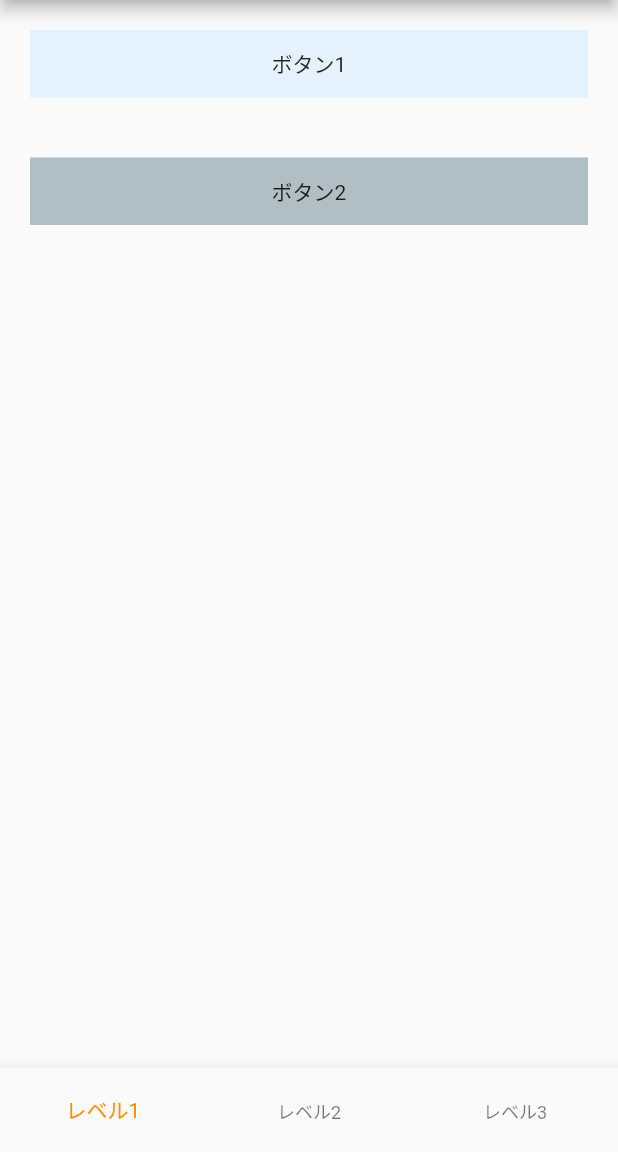
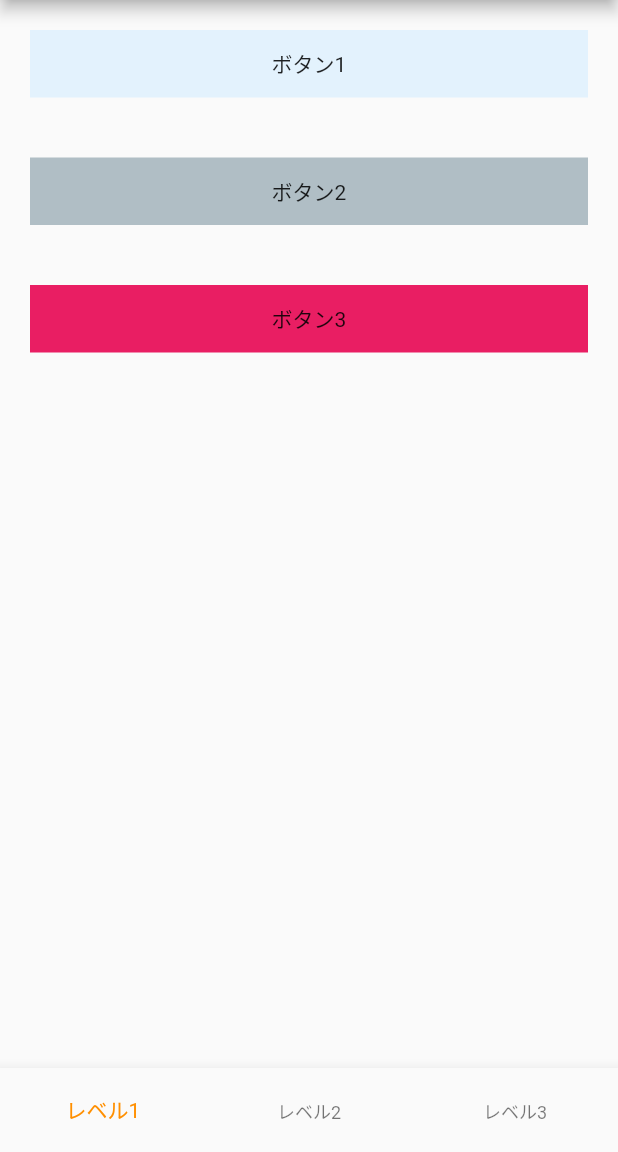
Before and after one commit to yusuke0505/training, a Flutter app: the screen it shows after launch, on a phone screen of 412 x 824 dp, the part 84-1236 px from its top. Run offline on Flutter 3.47's test engine with Material 2 defaults, Android fonts, the phone set to English and light mode, and no system bars.

Commit message:
level1 修正。（enum使用）

```diff
--- a/lib/level1.dart
+++ b/lib/level1.dart
@@ -1,27 +1,65 @@
 import 'package:flutter/material.dart';
+
+enum Btn { btn1, btn2, btn3 }
+
+extension BtnExtension on Btn {
+  String get label {
+    switch (this) {
+      case Btn.btn1:
+        return 'ボタン1';
+      case Btn.btn2:
+        return 'ボタン2';
+      case Btn.btn3:
+        return 'ボタン3';
+    }
+  }
+
+  Color get color {
+    switch (this) {
+      case Btn.btn1:
+        return Colors.blue.shade50;
+      case Btn.btn2:
+        return Colors.blueGrey.shade200;
+      case Btn.btn3:
+        return Colors.pink;
+    }
+  }
+}
 
 class Level1 extends StatelessWidget {
   const Level1();
 
   @override
   Widget build(BuildContext context) {
+    return ListView.builder(
+      // (context, index)を省略してる書き方
+      itemBuilder: (_, index) {
+        return Padding(
+          padding: const EdgeInsets.all(20.0),
+          child: _simpleButton(Btn.values[index]),
+        );
+      },
+      itemCount: Btn.values.length,
+    );
+
+    //  for-in文を使った書き方（ ↑ のListView.builderのとこと同じ）
     return ListView(
       children: [
-        simpleButton(Colors.blue.shade50, 'ボタン1'),
-        simpleButton(Colors.blueGrey.shade200, 'ボタン2'),
+        for (final btn in Btn.values)
+          Padding(
+            padding: const EdgeInsets.all(20.0),
+            child: _simpleButton(btn),
+          ),
       ],
     );
   }
 
-  Widget simpleButton(Color color, String text) {
-    return Padding(
-      padding: const EdgeInsets.all(20.0),
-      child: Container(
-        color: color,
-        alignment: Alignment.center,
-        padding: const EdgeInsets.all(12),
-        child: Text(text),
-      ),
+  Widget _simpleButton(Btn btnType) {
+    return Container(
+      color: btnType.color,
+      alignment: Alignment.center,
+      padding: const EdgeInsets.all(12),
+      child: Text(btnType.label),
     );
   }
 }
```
